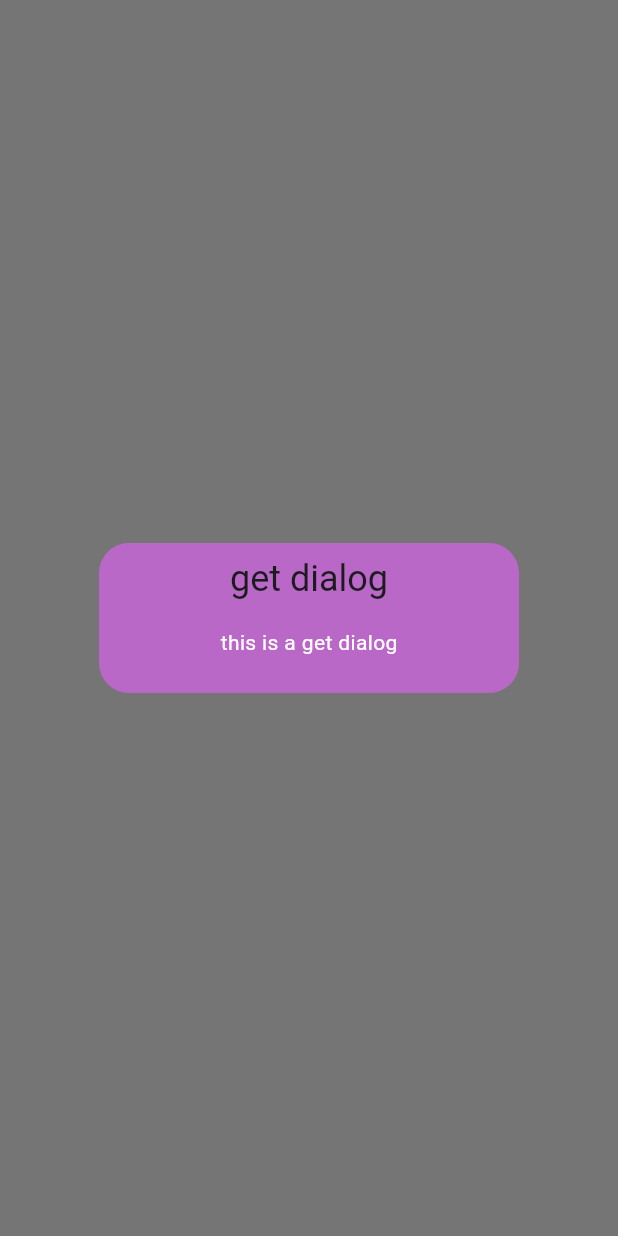
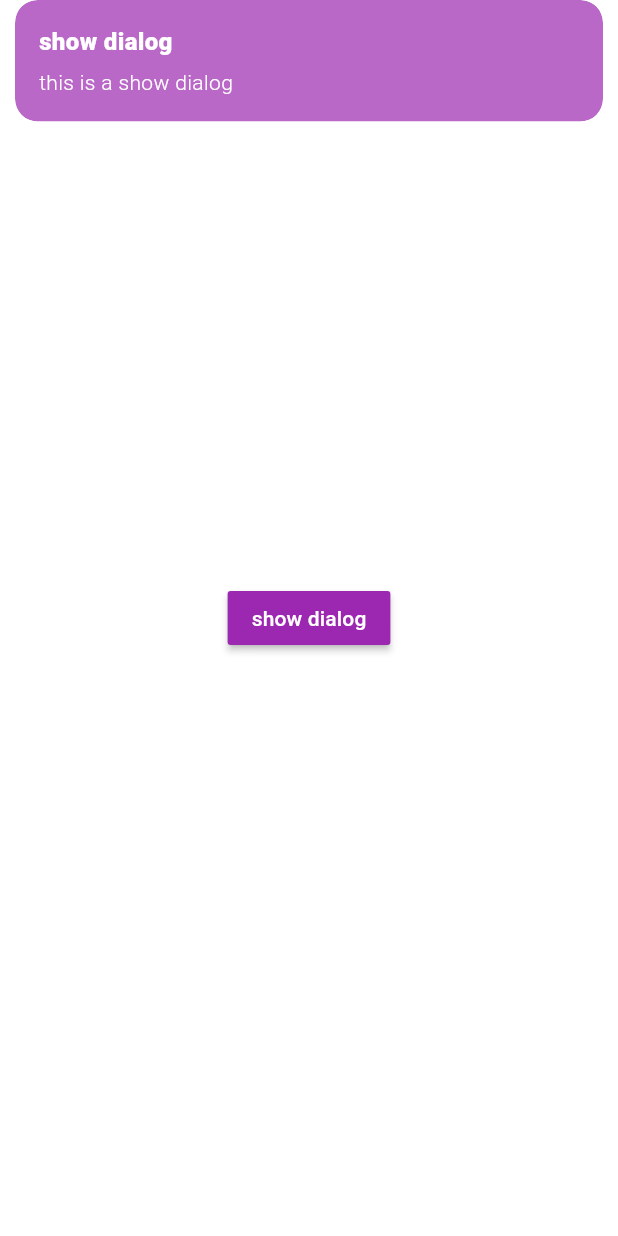
Before and after one commit to WillyOB45/restaurant_app, a Flutter app: the screen it shows after launch, after a tap on "show dialog", on a phone screen of 412 x 824 dp. Run offline on Flutter 3.47's test engine with Material 3 defaults, Android fonts, the phone set to English and light mode, and no system bars; our stand-ins replace country_code_picker, get.

Commit message:
new wighet

```diff
--- a/lib/pages/tpage.dart
+++ b/lib/pages/tpage.dart
@@ -20,15 +20,12 @@ class _tpageState extends State<tpage> {
           padding: const EdgeInsets.all(8.0),
           child: MaterialButton(
             onPressed: () {
-              Get.defaultDialog(
-                backgroundColor: Colors.purple.shade300,
-                barrierDismissible: true,
-                title: "get dialog",
-                content: Text(
-                  "this is a get dialog",
-                  style: TextStyle(color: Colors.white),
-                ),
-              );
+              Get.snackbar("show dialog", "this is a show dialog",
+                  colorText: Colors.white,
+                  backgroundColor: Colors.purple.shade300,
+                  snackPosition: SnackPosition.TOP,
+                  animationDuration: Duration(seconds: 1),
+                  duration: Duration(seconds: 2));
             },
             color: Colors.purple,
             textColor: Colors.white,
```
